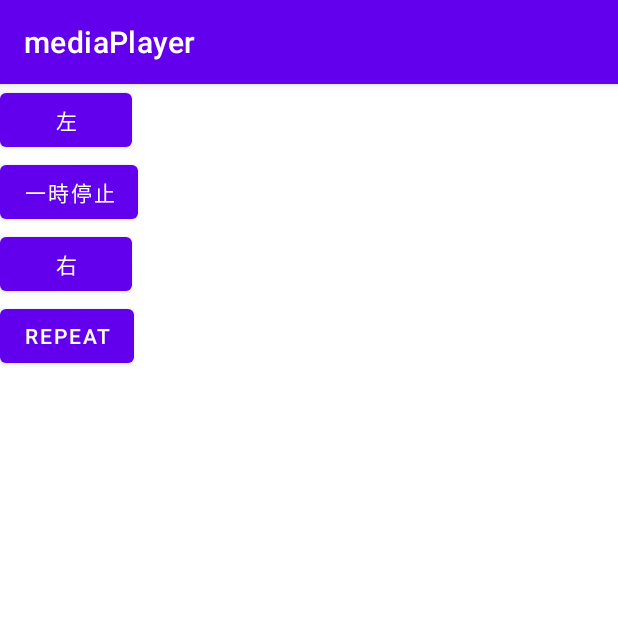
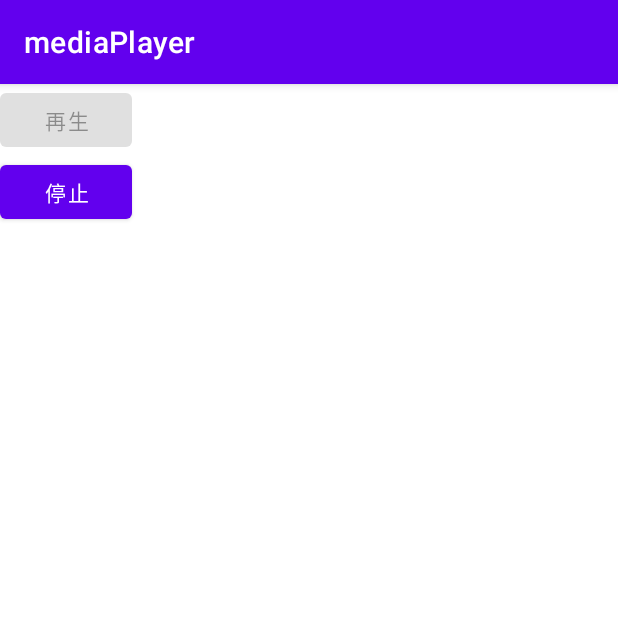
Before and after one commit to goutarouh/media, an Android app: the screen it shows after launch (MainActivity), after a tap on "再生", on a phone screen of 412 x 824 dp, the top half of it. Run offline under Robolectric (Android 15) with nearby library versions, the phone set to English and light mode, and no system bars.

```diff
--- a/app/src/main/AndroidManifest.xml
+++ b/app/src/main/AndroidManifest.xml
@@ -9,6 +9,11 @@
         android:roundIcon="@mipmap/ic_launcher_round"
         android:supportsRtl="true"
         android:theme="@style/Theme.MediaPlayer">
+        <service
+            android:name=".MyService"
+            android:enabled="true"
+            android:exported="true"></service>
+
         <activity android:name=".MainActivity">
             <intent-filter>
                 <action android:name="android.intent.action.MAIN" />
--- a/app/src/main/java/com/github/goutarouh/mediaplayer/MainActivity.kt
+++ b/app/src/main/java/com/github/goutarouh/mediaplayer/MainActivity.kt
@@ -1,5 +1,6 @@
 package com.github.goutarouh.mediaplayer
 
+import android.content.Intent
 import android.media.MediaPlayer
 import android.net.Uri
 import androidx.appcompat.app.AppCompatActivity
@@ -11,106 +12,49 @@ import java.lang.Exception
 
 class MainActivity : AppCompatActivity() {
 
-    private var _player: MediaPlayer? = null
-
     override fun onCreate(savedInstanceState: Bundle?) {
         super.onCreate(savedInstanceState)
         setContentView(R.layout.activity_main)
 
+        val fromN = intent.getBooleanExtra("fromN", false)
 
-        _player = MediaPlayer()
-
-        val uriStr = "android.resource://${packageName}/${R.raw.test}"
-
-        val mediaFIleUri = Uri.parse(uriStr)
-
-        try {
-            _player?.setDataSource(applicationContext, mediaFIleUri)
-
-            _player?.setOnPreparedListener(PlayerPreparedListener())
-
-            _player?.setOnCompletionListener(PlayerCompletionListener())
-
-            _player?.prepareAsync()
-        } catch (ex: Exception) {
-            Log.i("hasegawa", "catch all type exception.")
+        if (fromN) {
+            val btPlay = findViewById<Button>(R.id.btPlay)
+            val btStop = findViewById<Button>(R.id.btStop)
+            btPlay.isEnabled = false
+            btStop.isEnabled = true
         }
 
-        findViewById<Button>(R.id.stop_or_start).setOnClickListener {
-            Log.i("hasegawa", "stop or start")
+        findViewById<Button>(R.id.btPlay).setOnClickListener {
             onPlayButtonClick(it)
         }
 
-        findViewById<Button>(R.id.prev).setOnClickListener {
-            _player?.seekTo(0)
-        }
-
-        findViewById<Button>(R.id.next).setOnClickListener {
-            _player?.let {
-                val duration = it.duration
-                it.seekTo(duration)
-                if (!it.isPlaying) {
-                    it.start()
-                }
-            }
-        }
-
-        findViewById<Button>(R.id.repeat).setOnClickListener {
-            val old = _player?.isLooping ?: return@setOnClickListener
-
-            _player?.isLooping = if (old) {
-                (it as? Button)?.text = "repeat"
-                false
-            } else {
-                (it as? Button)?.text = "not repeat"
-                true
-            }
+        findViewById<Button>(R.id.btStop).setOnClickListener {
+            onStopButton(it)
         }
 
     }
 
+    fun onPlayButtonClick(view: View) {
+        val intent = Intent(applicationContext, MyService::class.java)
 
-    private inner class PlayerPreparedListener: MediaPlayer.OnPreparedListener {
-        override fun onPrepared(mp: MediaPlayer?) {
-            findViewById<Button>(R.id.stop_or_start).isEnabled = true
-            findViewById<Button>(R.id.next).isEnabled = true
-            findViewById<Button>(R.id.prev).isEnabled = true
-            Log.i("hasegawa", "onPrepared")
-        }
+        startService(intent)
+
+        val btPlay = findViewById<Button>(R.id.btPlay)
+        val btStop = findViewById<Button>(R.id.btStop)
+
+        btPlay.isEnabled = false
+        btStop.isEnabled = true
     }
 
+    fun onStopButton(view: View) {
+        val intent = Intent(applicationContext, MyService::class.java)
+        stopService(intent)
 
-    private inner class PlayerCompletionListener: MediaPlayer.OnCompletionListener {
-        override fun onCompletion(mp: MediaPlayer?) {
-            Log.i("hasegawa", "onCompletion")
-            val btPlay = findViewById<Button>(R.id.stop_or_start)
-            btPlay.text = "再生"
-        }
-    }
+        val btPlay = findViewById<Button>(R.id.btPlay)
+        val btStop = findViewById<Button>(R.id.btStop)
 
-    fun onPlayButtonClick(view: View) {
-        _player?.let {
-            val btPlay = findViewById<Button>(R.id.stop_or_start)
-
-            if (it.isPlaying) {
-                it.pause()
-                btPlay.text = "再生"
-            } else {
-                it.start()
-                btPlay.text = "一時停止"
-            }
-        }
-    }
-
-    override fun onDestroy() {
-        super.onDestroy()
-
-        _player?.let {
-            if (it.isPlaying) {
-                it.stop()
-            }
-            it.release()
-            _player = null
-        }
+        btPlay.isEnabled = true
+        btStop.isEnabled = false
     }
 }
--- a/app/src/main/res/layout/activity_main.xml
+++ b/app/src/main/res/layout/activity_main.xml
@@ -9,9 +9,8 @@
     <Button
         android:layout_width="wrap_content"
         android:layout_height="wrap_content"
-        android:text="左"
-        android:enabled="false"
-        android:id="@+id/prev"
+        android:text="再生"
+        android:id="@+id/btPlay"
         app:layout_constraintTop_toTopOf="parent"
         app:layout_constraintStart_toStartOf="parent" />
 
@@ -19,26 +18,10 @@
         android:layout_width="wrap_content"
         android:layout_height="wrap_content"
         android:enabled="false"
-        app:layout_constraintTop_toBottomOf="@+id/prev"
+        app:layout_constraintTop_toBottomOf="@id/btPlay"
         app:layout_constraintStart_toStartOf="parent"
-        android:text="再生"
-        android:id="@+id/stop_or_start" />
+        android:text="停止"
+        android:id="@+id/btStop" />
 
-    <Button
-        android:layout_width="wrap_content"
-        android:layout_height="wrap_content"
-        android:enabled="false"
-        app:layout_constraintTop_toBottomOf="@id/stop_or_start"
-        app:layout_constraintStart_toStartOf="parent"
-        android:id="@+id/next"
-        android:text="右" />
-
-    <Button
-        android:layout_width="wrap_content"
-        android:layout_height="wrap_content"
-        android:id="@+id/repeat"
-        android:text="repeat"
-        app:layout_constraintTop_toBottomOf="@id/next"
-        app:layout_constraintStart_toStartOf="parent" />
 
 </androidx.constraintlayout.widget.ConstraintLayout>
```
Also changed, not shown: app/src/main/java/com/github/goutarouh/mediaplayer/MyService.kt (added, +109 -0 lines).
